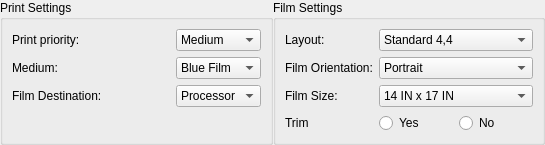
Above: starviewer/src/extensions/playground/imageprint/qdicomprinterbasicsettingswidgetbase.ui from starviewer-medical/starviewer before the change. Below: the same form after it.
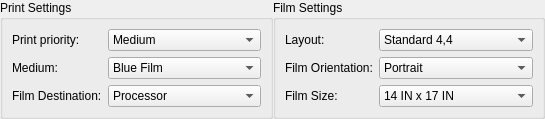
That is the form after the change.

Commit message: ENH:El paràmetre Trim es posa als advanced settings

The edit to the form file:
```diff
--- a/starviewer/src/extensions/playground/imageprint/qdicomprinterbasicsettingswidgetbase.ui
+++ b/starviewer/src/extensions/playground/imageprint/qdicomprinterbasicsettingswidgetbase.ui
@@ -7,7 +7,7 @@
     <x>0</x>
     <y>0</y>
     <width>545</width>
-    <height>140</height>
+    <height>106</height>
    </rect>
   </property>
   <property name="windowTitle">
@@ -25,15 +25,15 @@
      <property name="title">
       <string>Print Settings</string>
      </property>
-     <layout class="QGridLayout" name="gridLayout_2">
-      <item row="0" column="0" colspan="2">
+     <layout class="QFormLayout" name="formLayout_2">
+      <item row="0" column="0">
        <widget class="QLabel" name="m_priorityLabel">
         <property name="text">
          <string>Print priority:</string>
         </property>
        </widget>
       </item>
-      <item row="0" column="2">
+      <item row="0" column="1">
        <widget class="QComboBox" name="m_priorityComboBox">
         <item>
          <property name="text">
@@ -49,7 +49,7 @@
         </property>
        </widget>
       </item>
-      <item row="1" column="2">
+      <item row="1" column="1">
        <widget class="QComboBox" name="m_mediumTypeComboBox">
         <item>
          <property name="text">
@@ -58,14 +58,14 @@
         </item>
        </widget>
       </item>
-      <item row="2" column="0" colspan="2">
+      <item row="2" column="0">
        <widget class="QLabel" name="m_filmDestinationLabel">
         <property name="text">
          <string>Film Destination:</string>
         </property>
        </widget>
       </item>
-      <item row="2" column="2">
+      <item row="2" column="1">
        <widget class="QComboBox" name="m_filmDestinationComboBox">
         <item>
          <property name="text">
@@ -74,13 +74,6 @@
         </item>
        </widget>
       </item>
-      <item row="3" column="1">
-       <widget class="QLabel" name="label">
-        <property name="text">
-         <string/>
-        </property>
-       </widget>
-      </item>
      </layout>
     </widget>
    </item>
@@ -89,7 +82,7 @@
      <property name="title">
       <string>Film Settings</string>
      </property>
-     <layout class="QGridLayout" name="gridLayout_3">
+     <layout class="QFormLayout" name="formLayout">
       <item row="0" column="0">
        <widget class="QLabel" name="m_layoutLabel">
         <property name="text">
@@ -138,27 +131,6 @@
         </item>
        </widget>
       </item>
-      <item row="3" column="0">
-       <widget class="QLabel" name="m_visibleTrimLabel">
-        <property name="text">
-         <string>Trim</string>
-        </property>
-       </widget>
-      </item>
-      <item row="3" column="1">
-       <widget class="QRadioButton" name="m_yesVisibleTrimRadioButton">
-        <property name="text">
-         <string>Yes</string>
-        </property>
-       </widget>
-      </item>
-      <item row="3" column="2">
-       <widget class="QRadioButton" name="m_noVisibleTrimRadioButton">
-        <property name="text">
-         <string>No</string>
-        </property>
-       </widget>
-      </item>
      </layout>
     </widget>
    </item>
```
Left out of the diff: 6 changed lines with no effect on the pictures. The commit also changes 3 other files.
